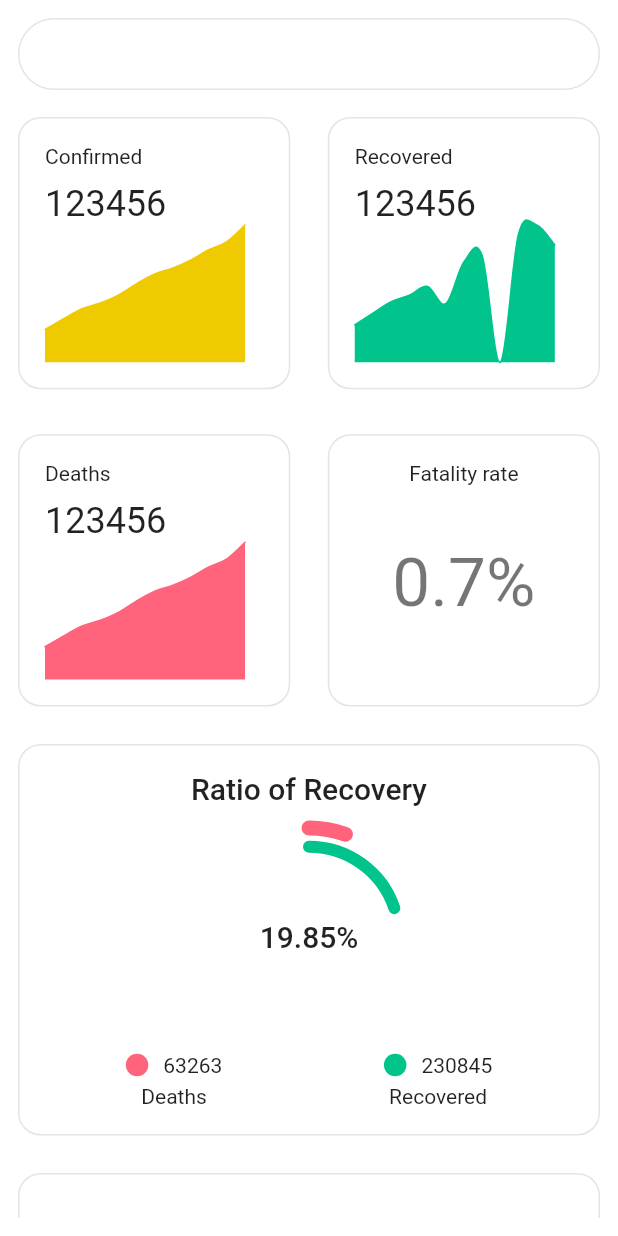
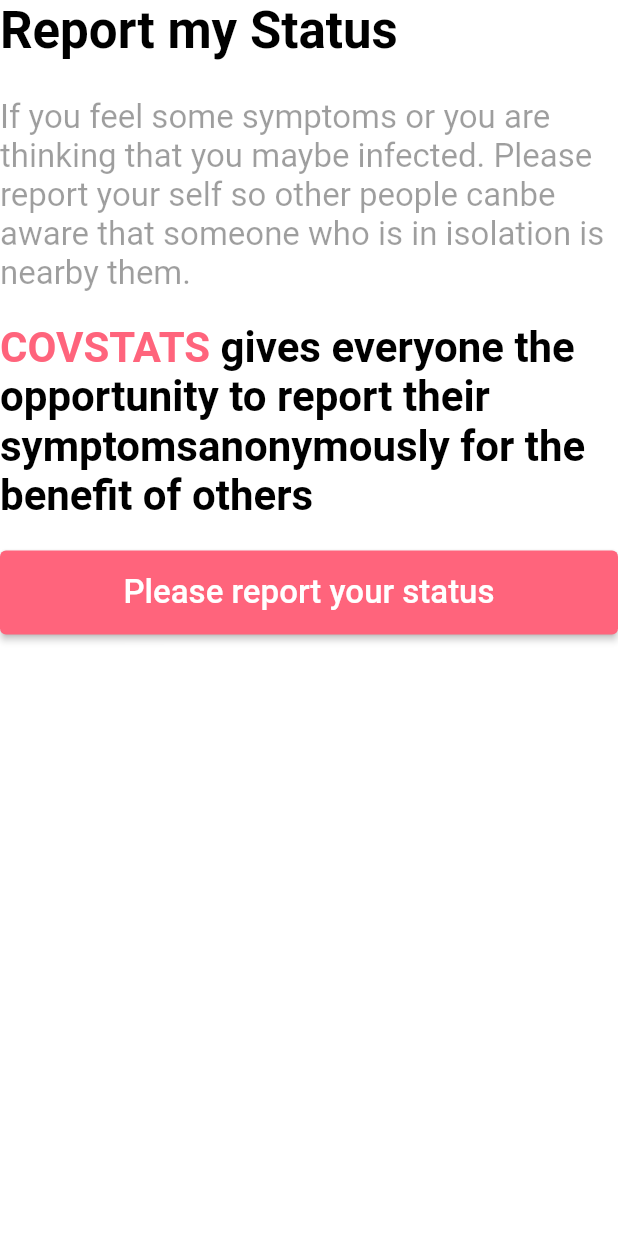
Before and after one commit to chashkovdaniil/yandex_intenstive, a Flutter app: the screen it shows after launch, on a phone screen of 412 x 824 dp. Run offline on Flutter 3.47's test engine with Material 2 defaults, Android fonts, the phone set to English and light mode, and no system bars; drawn by our look-alikes of fl_chart, percent_indicator; our stand-ins replace flutter_hooks, flutter_riverpod, freezed_annotation, hooks_riverpod, riverpod; missing offline and left inert: syncfusion_flutter_maps.

Commit message:
Write diagnosis page

```diff
--- a/lib/configs/app_routes.dart
+++ b/lib/configs/app_routes.dart
@@ -2,4 +2,6 @@
   static String get mapPageScreen => '/map-page';
 
   static String get homePageScreen => '/home-page';
+
+  static String get educationPageScreen => '/education-page';
 }
--- a/lib/core/styles/app_theme.dart
+++ b/lib/core/styles/app_theme.dart
@@ -12,4 +12,59 @@
       scaffoldBackgroundColor: AppColors.white,
     );
   }
+
+  static const educationHeader1 = TextStyle(
+    fontSize: 34.0,
+    fontWeight: FontWeight.bold,
+    color: Colors.black,
+  );
+
+  static const educationSubtitle = TextStyle(
+    fontSize: 22.0,
+    color: Colors.black,
+  );
+
+  static const educationSubtitleLight = TextStyle(
+    fontSize: 22.0,
+    color: Colors.black38,
+  );
+
+  static const educationSubtitleWhite = TextStyle(
+    fontSize: 22.0,
+    color: Colors.white,
+  );
+
+  static const educationSubtitleBold = TextStyle(
+    fontSize: 22.0,
+    fontWeight: FontWeight.bold,
+    color: Colors.black,
+  );
+
+  static const educationUsualLight = TextStyle(
+    fontSize: 20.0,
+    color: Colors.black54,
+  );
+
+  static const educationSmallLight = TextStyle(
+    fontSize: 16.0,
+    color: Colors.black54,
+  );
+
+  static const educationWarning = TextStyle(
+    fontSize: 28.0,
+    color: Colors.black,
+    fontWeight: FontWeight.bold,
+  );
+
+  static const educationWarningRed = TextStyle(
+    fontSize: 28.0,
+    color: AppColors.primary,
+    fontWeight: FontWeight.bold,
+  );
+
+  static final educationButtonStyle = ButtonStyle(
+    backgroundColor: MaterialStateProperty.all<Color>(
+      AppColors.primary,
+    ),
+  );
 }
--- a/lib/main.dart
+++ b/lib/main.dart
@@ -2,14 +2,15 @@
 import 'package:flutter_riverpod/flutter_riverpod.dart';
 import 'package:yandex_intensive/configs/app_routes.dart';
 import 'package:yandex_intensive/modules/home/presentation/home_screen.dart';
+import 'modules/education/presentation/diagnosis.dart';
 
 import 'core/styles/app_theme.dart';
 import 'modules/map/presentation/screens/map_page.dart';
 
 void main() {
-  runApp(ProviderScope(
-    child: MyApp(),
-  ));
+  runApp(//ProviderScope( child:
+     MyApp(),
+  );
 }
 
 class MyApp extends StatelessWidget {
@@ -20,10 +21,13 @@
     return MaterialApp(
       theme: AppTheme.appTheme(),
       title: 'Yandex Intensive Covid',
-      initialRoute: AppRoutes.homePageScreen,
+      initialRoute: AppRoutes.educationPageScreen,
       routes: {
         AppRoutes.mapPageScreen: (_) => const MapPage(),
         AppRoutes.homePageScreen: (_) => const HomeScreen(),
+        AppRoutes.educationPageScreen: (_) => const Scaffold(
+          body: Diagnosis(),
+        )
       },
     );
   }
--- /dev/null
+++ b/lib/modules/education/presentation/diagnosis.dart
@@ -0,0 +1,62 @@
+import 'package:flutter/material.dart';
+import '../../../core/styles/app_theme.dart';
+
+class Diagnosis extends StatelessWidget {
+  const Diagnosis({Key? key}) : super(key: key);
+
+  static const _tip =
+      'If you feel some symptoms or you are thinking that you may'
+      'be infected. Please report your self so other people can'
+      'be aware that someone who is in isolation is nearby them.';
+  static const _warningCaps = 'COVSTATS';
+  static const _warningText =
+      ' gives everyone the opportunity to report their symptoms'
+      'anonymously for the benefit of others';
+
+  @override
+  Widget build(BuildContext context) => Column(
+        crossAxisAlignment: CrossAxisAlignment.start,
+        children: [
+          const Text(
+            'Report my Status',
+            style: AppTheme.educationHeader1,
+            textAlign: TextAlign.start,
+          ),
+          const SizedBox(height: 25.0),
+          const Text(
+            _tip,
+            style: AppTheme.educationSubtitleLight,
+            softWrap: true,
+          ),
+          const SizedBox(height: 20.0),
+          RichText(
+            text: const TextSpan(
+              children: [
+                TextSpan(
+                  text: _warningCaps,
+                  style: AppTheme.educationWarningRed,
+                ),
+                TextSpan(
+                  text: _warningText,
+                  style: AppTheme.educationWarning,
+                ),
+              ],
+            ),
+          ),
+          const SizedBox(height: 20.0),
+          ElevatedButton(
+            style: AppTheme.educationButtonStyle,
+            onPressed: () {},
+            child: const Padding(
+              padding: EdgeInsets.only(top: 15.0, bottom: 15.0),
+              child: Center(
+                child: Text(
+                  'Please report your status',
+                  style: AppTheme.educationSubtitleWhite,
+                ),
+              ),
+            ),
+          ),
+        ],
+      );
+}
```
